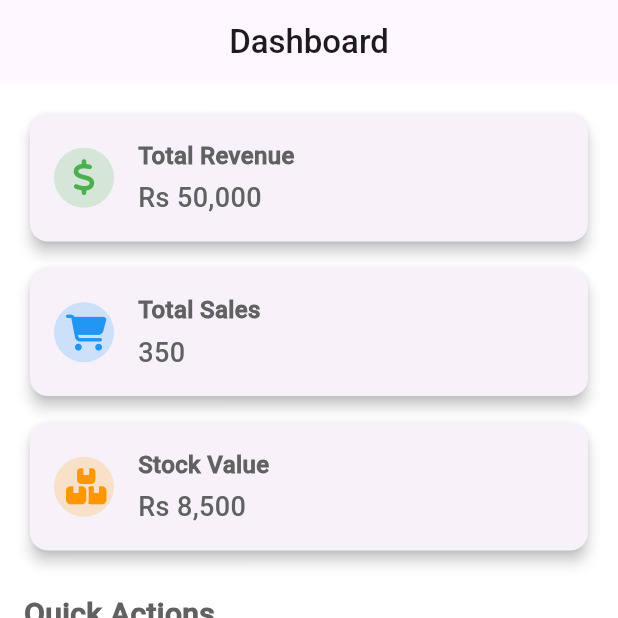
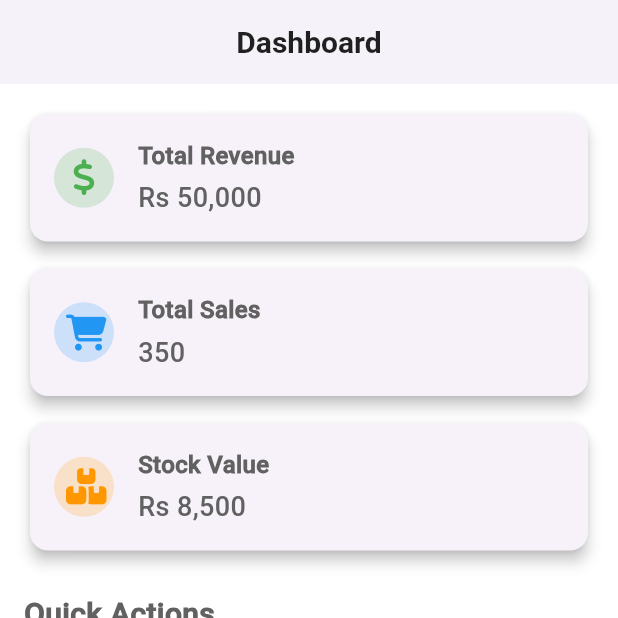
Before and after one commit to RahulChaudhari53/Quickstock-Flutter, a Flutter app: the screen it shows after launch, on a phone screen of 412 x 824 dp, the top half of it. Run offline on Flutter 3.47's test engine with Material 3 defaults, Android fonts, the light colour scheme and no system bars; our stand-ins replace animate_do, font_awesome_flutter.

Commit message:
add appBar theme in theme_data

```diff
--- a/lib/theme/theme_data.dart
+++ b/lib/theme/theme_data.dart
@@ -6,6 +6,18 @@ ThemeData getApplicationTheme() {
     fontFamily: 'Roboto-Medium',
 
     primaryColor: Colors.black,
+
+    appBarTheme: const AppBarTheme(
+      backgroundColor: Colors.white,
+      foregroundColor: Colors.black,
+      elevation: 2,
+      titleTextStyle: TextStyle(
+        color: Colors.black87,
+        fontSize: 20,
+        fontWeight: FontWeight.w600,
+      ),
+      iconTheme: IconThemeData(color: Colors.black87),
+    ),
 
     inputDecorationTheme: InputDecorationTheme(
       filled: true,
```
